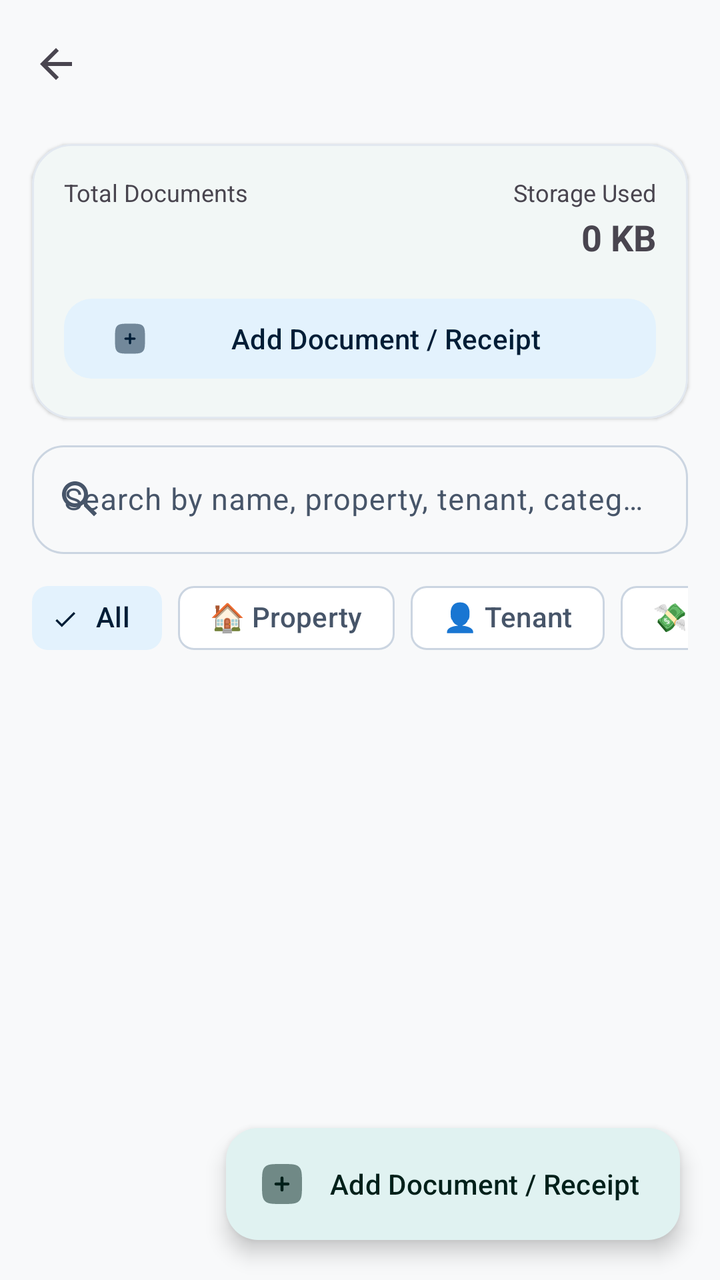
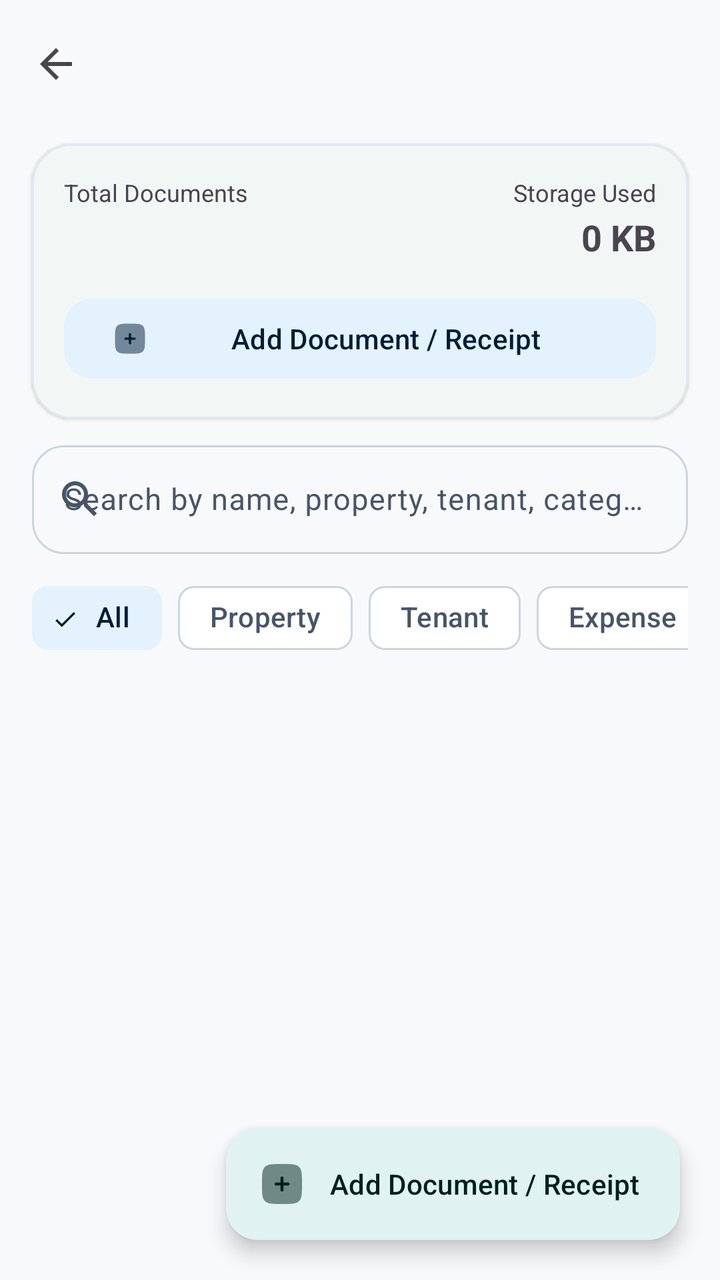

Two renders of the same Android screen: before a commit and after it. Below are the layout's source before the change and the commit's diff.
<!-- AndroidManifest.xml: application theme Theme.RobHouseRental -->
<!-- res/layout/activity_documents.xml -->
<?xml version="1.0" encoding="utf-8"?>
<androidx.coordinatorlayout.widget.CoordinatorLayout
    xmlns:android="http://schemas.android.com/apk/res/android"
    xmlns:app="http://schemas.android.com/apk/res-auto"
    android:layout_width="match_parent"
    android:layout_height="match_parent"
    android:fitsSystemWindows="true">

    <LinearLayout
        android:layout_width="match_parent"
        android:layout_height="match_parent"
        android:orientation="vertical">

        
        <com.google.android.material.appbar.MaterialToolbar
            android:id="@+id/toolbarDocuments"
            android:layout_width="match_parent"
            android:layout_height="?attr/actionBarSize"
            android:title="@string/unified_documents_title"
            app:navigationIcon="@drawable/ic_arrow_back" />

        
        <com.google.android.material.card.MaterialCardView
            android:layout_width="match_parent"
            android:layout_height="wrap_content"
            android:layout_marginHorizontal="16dp"
            android:layout_marginTop="8dp"
            app:cardCornerRadius="20dp"
            app:cardElevation="1dp"
            app:strokeWidth="1dp">

            <LinearLayout
                android:layout_width="match_parent"
                android:layout_height="wrap_content"
                android:orientation="vertical"
                android:padding="16dp">

                <LinearLayout
                    android:layout_width="match_parent"
                    android:layout_height="wrap_content"
                    android:orientation="horizontal">

                    
                    <LinearLayout
                        android:layout_width="0dp"
                        android:layout_height="wrap_content"
                        android:layout_weight="1"
                        android:orientation="vertical">

                        <TextView
                            android:layout_width="wrap_content"
                            android:layout_height="wrap_content"
                            android:text="@string/total_documents"
                            android:textSize="12sp" />

                        <TextView
                            android:id="@+id/tvTotalDocumentsCount"
                            android:layout_width="wrap_content"
                            android:layout_height="wrap_content"
                            android:layout_marginTop="2dp"
                            
                            android:textColor="?attr/colorPrimary"
                            android:textSize="20sp"
                            android:textStyle="bold" />

                    </LinearLayout>

                    
                    <LinearLayout
                        android:layout_width="wrap_content"
                        android:layout_height="wrap_content"
                        android:gravity="end"
                        android:orientation="vertical">

                        <TextView
                            android:layout_width="wrap_content"
                            android:layout_height="wrap_content"
                            android:text="@string/storage_used"
                            android:textSize="12sp" />

                        <TextView
                            android:id="@+id/tvTotalStorageUsed"
                            android:layout_width="wrap_content"
                            android:layout_height="wrap_content"
                            android:layout_marginTop="2dp"
                            android:text="@string/storage_zero"
                            android:textSize="18sp"
                            android:textStyle="bold" />

                    </LinearLayout>

                </LinearLayout>

                
                <com.google.android.material.button.MaterialButton
                    android:id="@+id/btnAddDocumentHeader"
                    style="@style/Widget.Material3.Button.TonalButton"
                    android:layout_width="match_parent"
                    android:layout_height="wrap_content"
                    android:layout_marginTop="12dp"
                    android:minHeight="48dp"
                    android:text="@string/add_unified_document_title"
                    android:textSize="14sp"
                    app:cornerRadius="14dp"
                    app:icon="@drawable/ic_add" />

            </LinearLayout>

        </com.google.android.material.card.MaterialCardView>

        
        <com.google.android.material.textfield.TextInputLayout
            android:id="@+id/layoutSearchDocuments"
            style="@style/Widget.Material3.TextInputLayout.OutlinedBox"
            android:layout_width="match_parent"
            android:layout_height="wrap_content"
            android:layout_marginHorizontal="16dp"
            android:layout_marginTop="8dp"
            android:hint="@string/search_documents_hint"
            app:boxCornerRadiusBottomEnd="16dp"
            app:boxCornerRadiusBottomStart="16dp"
            app:boxCornerRadiusTopEnd="16dp"
            app:boxCornerRadiusTopStart="16dp"
            app:endIconMode="clear_text"
            app:startIconDrawable="@drawable/ic_search">

            <com.google.android.material.textfield.TextInputEditText
                android:id="@+id/etSearchDocuments"
                android:layout_width="match_parent"
                android:layout_height="wrap_content"
                android:imeOptions="actionSearch"
                android:inputType="text"
                android:maxLines="1"
                android:textSize="15sp" />

        </com.google.android.material.textfield.TextInputLayout>

        
        <HorizontalScrollView
            android:layout_width="match_parent"
            android:layout_height="wrap_content"
            android:layout_marginTop="8dp"
            android:paddingHorizontal="16dp"
            android:scrollbars="none">

            <com.google.android.material.chip.ChipGroup
                android:id="@+id/chipGroupDocTypes"
                android:layout_width="wrap_content"
                android:layout_height="wrap_content"
                app:singleSelection="true">

                <com.google.android.material.chip.Chip
                    android:id="@+id/chipDocAll"
                    style="@style/Widget.Material3.Chip.Filter"
                    android:layout_width="wrap_content"
                    android:layout_height="wrap_content"
                    android:checked="true"
                    android:text="@string/type_all" />

                <com.google.android.material.chip.Chip
                    android:id="@+id/chipDocProperty"
                    style="@style/Widget.Material3.Chip.Filter"
                    android:layout_width="wrap_content"
                    android:layout_height="wrap_content"
                    android:text="@string/type_property" />

                <com.google.android.material.chip.Chip
                    android:id="@+id/chipDocTenant"
                    style="@style/Widget.Material3.Chip.Filter"
                    android:layout_width="wrap_content"
                    android:layout_height="wrap_content"
                    android:text="@string/type_tenant" />

                <com.google.android.material.chip.Chip
                    android:id="@+id/chipDocExpense"
                    style="@style/Widget.Material3.Chip.Filter"
                    android:layout_width="wrap_content"
                    android:layout_height="wrap_content"
                    android:text="@string/type_expense" />

                <com.google.android.material.chip.Chip
                    android:id="@+id/chipDocRent"
                    style="@style/Widget.Material3.Chip.Filter"
                    android:layout_width="wrap_content"
                    android:layout_height="wrap_content"
                    android:text="@string/type_rent" />

                <com.google.android.material.chip.Chip
                    android:id="@+id/chipDocUtility"
                    style="@style/Widget.Material3.Chip.Filter"
                    android:layout_width="wrap_content"
                    android:layout_height="wrap_content"
                    android:text="@string/type_utility" />

                <com.google.android.material.chip.Chip
                    android:id="@+id/chipDocGeneral"
                    style="@style/Widget.Material3.Chip.Filter"
                    android:layout_width="wrap_content"
                    android:layout_height="wrap_content"
                    android:text="@string/type_general" />

            </com.google.android.material.chip.ChipGroup>

        </HorizontalScrollView>

        
        <TextView
            android:id="@+id/tvDocsCount"
            android:layout_width="match_parent"
            android:layout_height="wrap_content"
            android:layout_marginHorizontal="16dp"
            android:layout_marginTop="4dp"
            android:layout_marginBottom="4dp"
            
            android:textSize="14sp"
            android:textStyle="bold" />

        
        <androidx.recyclerview.widget.RecyclerView
            android:id="@+id/recyclerDocuments"
            android:layout_width="match_parent"
            android:layout_height="0dp"
            android:layout_weight="1"
            android:clipToPadding="false"
            android:paddingHorizontal="16dp"
            android:paddingTop="4dp"
            android:paddingBottom="80dp" />

        
        <LinearLayout
            android:id="@+id/layoutEmptyDocuments"
            android:layout_width="match_parent"
            android:layout_height="0dp"
            android:layout_weight="1"
            android:gravity="center"
            android:orientation="vertical"
            android:padding="32dp"
            android:visibility="gone">

            <TextView
                android:layout_width="wrap_content"
                android:layout_height="wrap_content"
                android:text="📂"
                android:textSize="64sp" />

            <TextView
                android:layout_width="wrap_content"
                android:layout_height="wrap_content"
                android:layout_marginTop="16dp"
                android:text="@string/no_documents_found"
                android:textSize="20sp"
                android:textStyle="bold" />

            <TextView
                android:layout_width="wrap_content"
                android:layout_height="wrap_content"
                android:layout_marginTop="8dp"
                android:gravity="center"
                android:text="@string/add_first_document_desc"
                android:textSize="15sp" />

            <com.google.android.material.button.MaterialButton
                android:id="@+id/btnEmptyAddDocument"
                android:layout_width="wrap_content"
                android:layout_height="wrap_content"
                android:layout_marginTop="20dp"
                android:minHeight="52dp"
                android:text="@string/add_unified_document_title"
                android:textSize="15sp"
                app:cornerRadius="16dp" />

        </LinearLayout>

    </LinearLayout>

    
    <com.google.android.material.floatingactionbutton.ExtendedFloatingActionButton
        android:id="@+id/fabAddDocument"
        android:layout_width="wrap_content"
        android:layout_height="wrap_content"
        android:layout_gravity="bottom|end"
        android:layout_margin="20dp"
        android:text="@string/add_unified_document_title"
        app:icon="@drawable/ic_add" />

</androidx.coordinatorlayout.widget.CoordinatorLayout>
<!-- resources referenced by this layout -->
<resources>
  <!-- drawable ic_arrow_back (drawable) -->
  <vector xmlns:android="http://schemas.android.com/apk/res/android"
      android:width="24dp"
      android:height="24dp"
      android:viewportWidth="24"
      android:viewportHeight="24"
      android:tint="?attr/colorControlNormal">
    <path
        android:fillColor="#FF000000"
        android:pathData="M20,11H7.83l5.59,-5.59L12,4l-8,8 8,8 1.41,-1.41L7.83,13H20v-2z"/>
  </vector>
  <!-- drawable ic_search (drawable) -->
  <vector xmlns:android="http://schemas.android.com/apk/res/android"
      android:width="24dp"
      android:height="24dp"
      android:viewportWidth="24"
      android:viewportHeight="24"
      android:tint="?attr/colorControlNormal">
    <path
        android:fillColor="@android:color/white"
        android:pathData="M15.5,14h-0.79l-0.28,-0.27C15.41,12.59 16,11.11 16,9.5 16,5.91 13.09,3 9.5,3S3,5.91 3,9.5 5.91,16 9.5,16c1.61,0 3.09,-0.59 4.23,-1.57l0.27,0.28v0.79l5,4.99L20.49,19l-4.99,-5zM9.5,14C7.01,14 5,11.99 5,9.5S7.01,5 9.5,5 14,7.01 14,9.5 11.99,14 9.5,14z"/>
  </vector>
  <string name="add_first_document_desc">Securely store and organize property deeds, tenant NIDs, rent receipts, and expense vouchers offline.</string>
  <string name="add_unified_document_title">Add Document / Receipt</string>
  <string name="no_documents_found">No Documents Found</string>
  <string name="search_documents_hint">Search by name, property, tenant, category...</string>
  <string name="storage_used">Storage Used</string>
  <string name="storage_zero">0 KB</string>
  <string name="total_documents">Total Documents</string>
  <string name="type_all">All</string>
  <string name="type_expense">💸 Expense</string>
  <string name="type_general">📂 General</string>
  <string name="type_property">🏠 Property</string>
  <string name="type_rent">💰 Rent Receipt</string>
  <string name="type_tenant">👤 Tenant</string>
  <string name="type_utility">🧾 Utility Bill</string>
  <string name="unified_documents_title">Documents &amp; Receipts</string>
  <style name="Theme.RobHouseRental" parent="Base.Theme.RobHouseRental" />
  <color name="md_theme_primary">#00695C</color>
  <color name="md_theme_onPrimary">#FFFFFF</color>
  <color name="md_theme_primaryContainer">#E0F2F1</color>
  <color name="md_theme_onPrimaryContainer">#00201A</color>
  <color name="md_theme_secondary">#1565C0</color>
  <color name="md_theme_onSecondary">#FFFFFF</color>
  <color name="md_theme_secondaryContainer">#E3F2FD</color>
  <color name="md_theme_onSecondaryContainer">#001D36</color>
  <color name="md_theme_tertiary">#6D4C41</color>
  <color name="md_theme_onTertiary">#FFFFFF</color>
  <color name="md_theme_tertiaryContainer">#EFEBE9</color>
  <color name="md_theme_onTertiaryContainer">#25150F</color>
  <color name="md_theme_background">#F8F9FA</color>
  <color name="md_theme_onBackground">#191C1D</color>
  <color name="md_theme_surface">#FFFFFF</color>
  <color name="md_theme_onSurface">#191C1D</color>
  <color name="md_theme_surfaceVariant">#F1F5F9</color>
  <color name="md_theme_onSurfaceVariant">#475569</color>
  <color name="md_theme_outline">#CBD5E1</color>
  <style name="Widget.App.CardView" parent="Widget.Material3.CardView.Elevated">
          <item name="cardCornerRadius">16dp</item>
          <item name="cardElevation">1dp</item>
          <item name="strokeWidth">1dp</item>
          <item name="strokeColor">@color/md_theme_outlineVariant</item>
          <item name="cardBackgroundColor">@color/md_theme_surface</item>
      </style>
  <color name="md_theme_outlineVariant">#E2E8F0</color>
  <!-- unchanged entries left out for length: 2 -->
</resources>

<!-- the commit's change to res/layout/activity_documents.xml (unified diff, before → after) -->
@@ -240,7 +240,7 @@
             <TextView
                 android:layout_width="wrap_content"
                 android:layout_height="wrap_content"
-                android:text="📂"
+                android:text=""
                 android:textSize="64sp" />
 
             <TextView
<!-- resource entries referenced after the edit -->
@@ -30,12 +30,12 @@
   <string name="storage_zero">0 KB</string>
   <string name="total_documents">Total Documents</string>
   <string name="type_all">All</string>
-  <string name="type_expense">💸 Expense</string>
-  <string name="type_general">📂 General</string>
-  <string name="type_property">🏠 Property</string>
-  <string name="type_rent">💰 Rent Receipt</string>
-  <string name="type_tenant">👤 Tenant</string>
-  <string name="type_utility">🧾 Utility Bill</string>
+  <string name="type_expense"> Expense</string>
+  <string name="type_general"> General</string>
+  <string name="type_property"> Property</string>
+  <string name="type_rent"> Rent Receipt</string>
+  <string name="type_tenant"> Tenant</string>
+  <string name="type_utility"> Utility Bill</string>
   <string name="unified_documents_title">Documents &amp; Receipts</string>
   <style name="Theme.RobHouseRental" parent="Base.Theme.RobHouseRental" />
   <color name="md_theme_primary">#00695C</color>
